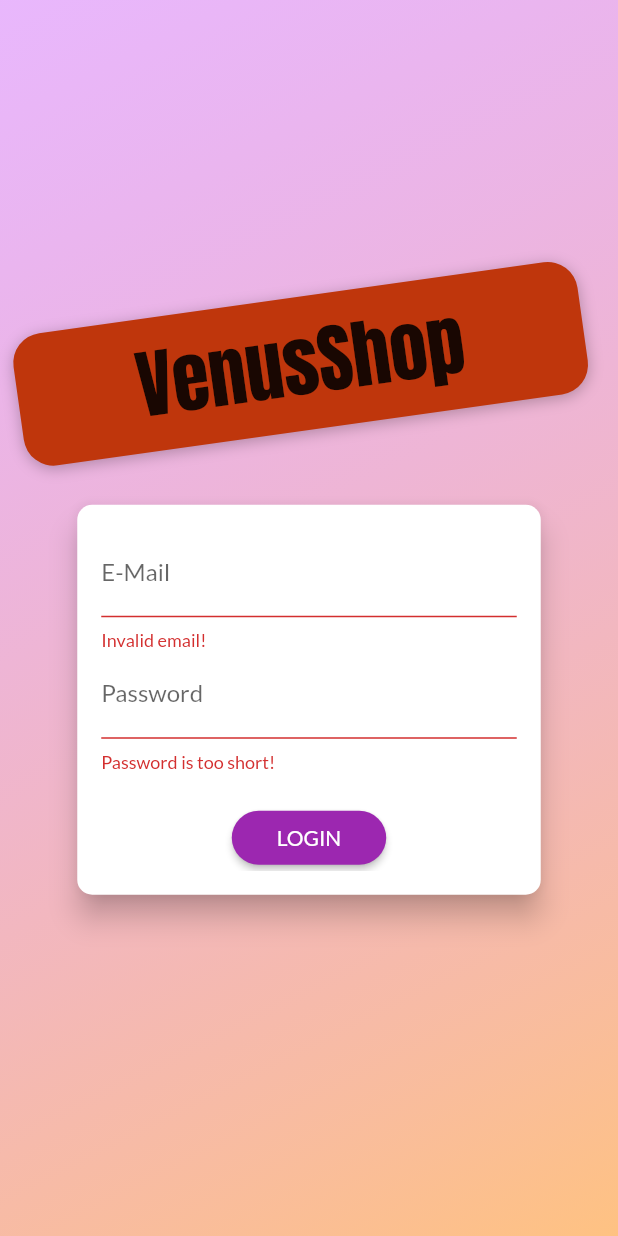
After one commit to dat098x/Flutter-VenusShop-App, a Flutter app: the screen it shows after launch, after a tap on "LOGIN", on a phone screen of 412 x 824 dp. The commit adds this screen. Run offline on Flutter 3.47's test engine with Material 2 defaults, Android fonts, the phone set to English and light mode, and no system bars; our stand-ins replace firebase_auth, firebase_core, shared_preferences; accounts and stored records are empty; network calls fail.

Commit message:
Authentication User

```diff
--- a/lib/main.dart
+++ b/lib/main.dart
@@ -1,7 +1,11 @@
+import 'package:firebase_core/firebase_core.dart';
 import 'package:flutter/material.dart';
+import 'package:venusshop/providers/auth.dart';
 import 'package:venusshop/providers/cart.dart';
 import 'package:venusshop/providers/orders.dart';
-import 'package:venusshop/providers/products_data.dart';
+import 'package:venusshop/providers/products.dart';
+import 'package:venusshop/screens/splash_screen.dart';
+import 'package:venusshop/screens/auth_screen.dart';
 import 'package:venusshop/screens/cart_screen.dart';
 import 'package:venusshop/screens/edit_product_screen.dart';
 import 'package:venusshop/screens/orders_screen.dart';
@@ -10,7 +14,9 @@ import 'package:venusshop/screens/products_overview_screen.dart';
 import 'package:provider/provider.dart';
 import 'package:venusshop/screens/user_products_screen.dart';
 
-void main() {
+Future<void> main() async {
+  WidgetsFlutterBinding.ensureInitialized();
+  await Firebase.initializeApp();
   runApp(MyApp());
 }
 
@@ -21,32 +27,53 @@ class MyApp extends StatelessWidget {
     return MultiProvider(
       providers: [
         ChangeNotifierProvider.value(
-          value: ProductsData(),
+          value: Auth(),
+        ),
+        ChangeNotifierProxyProvider<Auth, Products>(
+            create: null,
+            update: (context, auth, previousProducts) => Products(
+                auth.token,
+                auth.userId,
+                previousProducts == null ? [] : previousProducts.items)
         ),
         ChangeNotifierProvider.value(
           value: Cart(),
         ),
-        ChangeNotifierProvider.value(
-          value: Orders(),
+        ChangeNotifierProxyProvider<Auth, Orders>(
+            create: null,
+            update: (context, auth, previousOrders) => Orders(
+                auth.token,
+                auth.userId,
+                previousOrders == null ? [] : previousOrders.orders)
         )
       ],
-      child: MaterialApp(
-        title: 'Flutter Demo',
+      child: Consumer<Auth>(
+        builder: (ctx, auth, _) => MaterialApp(
+          title: 'Vennus Shop',
           theme: ThemeData(
             primarySwatch: Colors.purple,
             accentColor: Colors.orangeAccent,
             fontFamily: 'Lato',
 
           ),
-        initialRoute: '/',
+          home: auth.isAuth()
+              ? ProductsOverviewScreen()
+              : FutureBuilder(
+                future: auth.tryAutoLogin(),
+                builder: (ctx, authResultSnapshot) =>
+                authResultSnapshot.connectionState ==
+                    ConnectionState.waiting
+                    ? SplashScreen()
+                    : AuthScreen(),
+              ),
           routes: {
-          '/': (context) => ProductsOverviewScreen(),
             ProductDetailScreen.routeName: (context) => ProductDetailScreen(),
             CartScreen.routeName: (context) => CartScreen(),
             OrdersScreen.routeName: (context) => OrdersScreen(),
             UserProductsScreen.routeName: (context) => UserProductsScreen(),
-          EditProductScreen.routeName: (context) => EditProductScreen()
+            EditProductScreen.routeName: (context) => EditProductScreen(),
           },
+        ),
       ),
     );
   }
--- /dev/null
+++ b/lib/providers/auth.dart
@@ -0,0 +1,125 @@
+import 'dart:async';
+import 'dart:convert';
+import 'package:firebase_auth/firebase_auth.dart';
+import 'package:flutter/material.dart';
+import 'package:shared_preferences/shared_preferences.dart';
+
+class Auth with ChangeNotifier {
+  String _token;
+  DateTime _expiryDate;
+  String _userId;
+  Timer _authTimer;
+
+  bool isAuth()  {
+    return _token != null;
+  }
+
+  String get token {
+    if (_token != null) return _token;
+    return null;
+  }
+
+  String get userId {
+    return _userId;
+  }
+
+  Future<void> signup(String email, String password) async {
+    try {
+      UserCredential userCredential = await FirebaseAuth.instance.createUserWithEmailAndPassword(
+          email: email,
+          password: password,
+      );
+      notifyListeners();
+    } on FirebaseAuthException catch (e) {
+      if (e.code == 'weak-password') {
+        throw 'The password provided is too weak.';
+      } else if (e.code == 'email-already-in-use') {
+        throw 'The account already exists for that email.';
+      }
+    } catch (e) {
+      print(e);
+    }
+  }
+
+  Future<void> signin(String email, String password) async{
+    try {
+      UserCredential userCredential = await FirebaseAuth.instance.signInWithEmailAndPassword(
+        email: email,
+        password: password,
+      );
+      final token = userCredential.user;
+      _token = await token.getIdToken();
+      _userId = token.uid;
+      _expiryDate = DateTime.now().add(
+        Duration(
+          seconds: int.parse(
+            '36000',
+          ),
+        ),
+      );
+      _autoLogout();
+
+      notifyListeners();
+      final prefs = await SharedPreferences.getInstance();
+      print('Here');
+      final userData = jsonEncode(
+        {
+          'token': _token,
+          'userId': _userId,
+          'expiryDate': _expiryDate.toIso8601String(),
+        },
+      );
+
+      prefs.setString('userData', userData);
+      print(jsonDecode(prefs.getString('userData')));
+    } on FirebaseAuthException catch (e) {
+      if (e.code == 'wrong-password') {
+        throw 'Invalid password.';
+      } else if (e.code == 'user-not-found') {
+        throw 'Could not find user with that email.';
+      } else {
+        throw e.code;
+      }
+    } catch (e) {
+      throw e;
+    }
+  }
+
+  Future<bool> tryAutoLogin() async {
+    final prefs = await SharedPreferences.getInstance();
+    if (!prefs.containsKey('userData')) {
+      return false;
+    }
+    final extractedUserData = jsonDecode(prefs.getString('userData')) as Map<String, Object>;
+    final expiryDate = DateTime.parse(extractedUserData['expiryDate']);
+
+    if (expiryDate.isBefore(DateTime.now())) {
+      return false;
+    }
+    _token = extractedUserData['token'];
+    _userId = extractedUserData['userId'];
+    _expiryDate = expiryDate;
+    notifyListeners();
+    _autoLogout();
+    return true;
+  }
+
+  void logout() {
+    _token = null;
+    _userId = null;
+    if (_authTimer != null) {
+      _authTimer.cancel();
+      _authTimer = null;
+    }
+    notifyListeners();
+    FirebaseAuth.instance.signOut();
+  }
+
+  void _autoLogout() {
+    if (_authTimer != null) {
+      _authTimer.cancel();
+    }
+    final timeToExpiry = _expiryDate.difference(DateTime.now()).inSeconds;
+    _authTimer = Timer(Duration(seconds: timeToExpiry), logout);
+  }
+}
--- a/lib/providers/orders.dart
+++ b/lib/providers/orders.dart
@@ -24,8 +24,12 @@ class Orders with ChangeNotifier {
     return [..._orders];
   }
 
+  final String userToken;
+  final String userId;
+  Orders(this.userToken,this.userId, this._orders);
+
   Future<void> fetchAndSetOrders() async {
-    final url = Uri.parse('https://venus-shop-5da71-default-rtdb.asia-southeast1.firebasedatabase.app/orders.json');
+    final url = Uri.parse('https://venus-shop-5da71-default-rtdb.asia-southeast1.firebasedatabase.app/orders/$userId.json?auth=$userToken');
     final response = await http.get(url);
     final List<OrderItem> loadedOrders = [];
     final extractedOrder = jsonDecode(response.body) as Map<String, dynamic>;
@@ -48,7 +52,7 @@ class Orders with ChangeNotifier {
   }
 
   Future<void> addOrder(List<CartItem> cartProducts, double total) async {
-    final url = Uri.parse('https://venus-shop-5da71-default-rtdb.asia-southeast1.firebasedatabase.app/orders.json');
+    final url = Uri.parse('https://venus-shop-5da71-default-rtdb.asia-southeast1.firebasedatabase.app/orders/$userId.json?auth=$userToken');
     final timestamp = DateTime.now();
     final response = await http.post(url, body: jsonEncode({
       'amount': total,
--- /dev/null
+++ b/lib/screens/auth_screen.dart
@@ -0,0 +1,246 @@
+import 'dart:math';
+import 'package:flutter/material.dart';
+import 'package:provider/provider.dart';
+import 'package:venusshop/providers/auth.dart';
+import 'package:venusshop/screens/products_overview_screen.dart';
+enum AuthMode { Signup, Login }
+
+class AuthScreen extends StatelessWidget {
+  static const routeName = '/auth';
+
+  @override
+  Widget build(BuildContext context) {
+    final deviceSize = MediaQuery.of(context).size;
+    // final transformConfig = Matrix4.rotationZ(-8 * pi / 180);
+    // transformConfig.translate(-10.0);
+    return Scaffold(
+      // resizeToAvoidBottomInset: false,
+      body: Stack(
+        children: <Widget>[
+          Container(
+            decoration: BoxDecoration(
+              gradient: LinearGradient(
+                colors: [
+                  Color.fromRGBO(215, 117, 255, 1).withOpacity(0.5),
+                  Color.fromRGBO(255, 188, 117, 1).withOpacity(0.9),
+                ],
+                begin: Alignment.topLeft,
+                end: Alignment.bottomRight,
+                stops: [0, 1],
+              ),
+            ),
+          ),
+          SingleChildScrollView(
+            child: Container(
+              height: deviceSize.height,
+              width: deviceSize.width,
+              child: Column(
+                mainAxisAlignment: MainAxisAlignment.center,
+                crossAxisAlignment: CrossAxisAlignment.center,
+                children: <Widget>[
+                  Flexible(
+                    child: Container(
+                      margin: EdgeInsets.only(bottom: 20.0),
+                      padding:
+                      EdgeInsets.symmetric(vertical: 8.0, horizontal: 80.0),
+                      transform: Matrix4.rotationZ(-8 * pi / 180)
+                        ..translate(-10.0),
+                      // ..translate(-10.0),
+                      decoration: BoxDecoration(
+                        borderRadius: BorderRadius.circular(20),
+                        color: Colors.deepOrange.shade900,
+                        boxShadow: [
+                          BoxShadow(
+                            blurRadius: 8,
+                            color: Colors.black26,
+                            offset: Offset(0, 2),
+                          )
+                        ],
+                      ),
+                      child: Text(
+                        'VenusShop',
+                        style: TextStyle(
+                          color: Theme.of(context).accentTextTheme.headline6.color,
+                          fontSize: 50,
+                          fontFamily: 'Anton',
+                          fontWeight: FontWeight.normal,
+                        ),
+                      ),
+                    ),
+                  ),
+                  Flexible(
+                    flex: deviceSize.width > 600 ? 2 : 1,
+                    child: AuthCard(),
+                  ),
+                ],
+              ),
+            ),
+          ),
+        ],
+      ),
+    );
+  }
+}
+
+class AuthCard extends StatefulWidget {
+  const AuthCard({
+    Key key,
+  }) : super(key: key);
+
+  @override
+  _AuthCardState createState() => _AuthCardState();
+}
+
+class _AuthCardState extends State<AuthCard> {
+  final GlobalKey<FormState> _formKey = GlobalKey();
+  AuthMode _authMode = AuthMode.Login;
+  Map<String, String> _authData = {
+    'email': '',
+    'password': '',
+  };
+  var _isLoading = false;
+  final _passwordController = TextEditingController();
+
+  void _showErrorDialog(String message) {
+    showDialog(context: context, builder: (context) => AlertDialog(
+      title: Text('An Error Occurred'),
+      content: Text(message),
+      actions: [
+        TextButton(onPressed: (){
+          Navigator.of(context).pop();
+        }, child: Text('Okay'))
+      ],
+    ));
+  }
+
+  Future<void> _submit() async {
+    if (!_formKey.currentState.validate()) {
+      // Invalid!
+      return;
+    }
+    _formKey.currentState.save();
+    setState(() {
+      _isLoading = true;
+    });
+    try {
+      if (_authMode == AuthMode.Login) {
+        // Log user in
+        await Provider.of<Auth>(context, listen: false).signin(_authData['email'], _authData['password']);
+      } else {
+        // Sign user up
+        await Provider.of<Auth>(context, listen: false).signup(_authData['email'], _authData['password']);
+      }
+    } catch (e) {
+      print(e);
+      _showErrorDialog(e);
+    }
+    setState(() {
+      _isLoading = false;
+    });
+  }
+
+  void _switchAuthMode() {
+    if (_authMode == AuthMode.Login) {
+      setState(() {
+        _authMode = AuthMode.Signup;
+      });
+    } else {
+      setState(() {
+        _authMode = AuthMode.Login;
+      });
+    }
+  }
+
+  @override
+  Widget build(BuildContext context) {
+    final deviceSize = MediaQuery.of(context).size;
+    return Card(
+      shape: RoundedRectangleBorder(
+        borderRadius: BorderRadius.circular(10.0),
+      ),
+      elevation: 8.0,
+      child: Container(
+        height: _authMode == AuthMode.Signup ? 320 : 260,
+        constraints:
+        BoxConstraints(minHeight: _authMode == AuthMode.Signup ? 320 : 260),
+        width: deviceSize.width * 0.75,
+        padding: EdgeInsets.all(16.0),
+        child: Form(
+          key: _formKey,
+          child: SingleChildScrollView(
+            child: Column(
+              children: <Widget>[
+                TextFormField(
+                  decoration: InputDecoration(labelText: 'E-Mail'),
+                  keyboardType: TextInputType.emailAddress,
+                  validator: (value) {
+                    if (value.isEmpty || !value.contains('@')) {
+                      return 'Invalid email!';
+                    }
+                    return null;
+                    return null;
+                  },
+                  onSaved: (value) {
+                    _authData['email'] = value;
+                  },
+                ),
+                TextFormField(
+                  decoration: InputDecoration(labelText: 'Password'),
+                  obscureText: true,
+                  controller: _passwordController,
+                  validator: (value) {
+                    if (value.isEmpty || value.length < 5) {
+                      return 'Password is too short!';
+                    }
+                  },
+                  onSaved: (value) {
+                    _authData['password'] = value;
+                  },
+                ),
+                if (_authMode == AuthMode.Signup)
+                  TextFormField(
+                    enabled: _authMode == AuthMode.Signup,
+                    decoration: InputDecoration(labelText: 'Confirm Password'),
+                    obscureText: true,
+                    validator: _authMode == AuthMode.Signup
+                        ? (value) {
+                      if (value != _passwordController.text) {
+                        return 'Passwords do not match!';
+                      }
+                    }
+                        : null,
+                  ),
+                SizedBox(
+                  height: 20,
+                ),
+                if (_isLoading)
+                  CircularProgressIndicator()
+                else
+                  RaisedButton(
+                    child:
+                    Text(_authMode == AuthMode.Login ? 'LOGIN' : 'SIGN UP'),
+                    onPressed: _submit,
+                    shape: RoundedRectangleBorder(
+                      borderRadius: BorderRadius.circular(30),
+                    ),
+                    padding:
+                    EdgeInsets.symmetric(horizontal: 30.0, vertical: 8.0),
+                    color: Theme.of(context).primaryColor,
+                    textColor: Theme.of(context).primaryTextTheme.button.color,
+                  ),
+                FlatButton(
+                  child: Text(
+                      '${_authMode == AuthMode.Login ? 'SIGNUP' : 'LOGIN'} INSTEAD'),
+                  onPressed: _switchAuthMode,
+                  padding: EdgeInsets.symmetric(horizontal: 30.0, vertical: 4),
+                  materialTapTargetSize: MaterialTapTargetSize.shrinkWrap,
+                  textColor: Theme.of(context).primaryColor,
+                ),
+              ],
+            ),
+          ),
+        ),
+      ),
+    );
+  }
+}
--- a/lib/screens/product_detail_screen.dart
+++ b/lib/screens/product_detail_screen.dart
@@ -1,6 +1,6 @@
 import 'package:flutter/cupertino.dart';
 import 'package:flutter/material.dart';
-import 'package:venusshop/providers/products_data.dart';
+import 'package:venusshop/providers/products.dart';
 import 'package:provider/provider.dart';
 
 class ProductDetailScreen extends StatelessWidget {
@@ -9,7 +9,7 @@ class ProductDetailScreen extends StatelessWidget {
   @override
   Widget build(BuildContext context) {
     final productId = ModalRoute.of(context).settings.arguments as String;
-    final productLoaded = Provider.of<ProductsData>(context, listen: false).findById(productId);
+    final productLoaded = Provider.of<Products>(context, listen: false).findById(productId);
     return Scaffold(
       appBar: AppBar(
         title: Text(productLoaded.title),
--- /dev/null
+++ b/lib/screens/splash_screen.dart
@@ -0,0 +1,12 @@
+import 'package:flutter/material.dart';
+
+class SplashScreen extends StatelessWidget {
+  @override
+  Widget build(BuildContext context) {
+    return Scaffold(
+      body: Center(
+        child: Text('Loading...'),
+      ),
+    );
+  }
+}
--- a/lib/widgets/product_item.dart
+++ b/lib/widgets/product_item.dart
@@ -1,4 +1,5 @@
 import 'package:flutter/material.dart';
+import 'package:venusshop/providers/auth.dart';
 import 'package:venusshop/providers/cart.dart';
 import 'package:venusshop/providers/product.dart';
 import 'package:venusshop/screens/product_detail_screen.dart';
@@ -8,6 +9,7 @@ class ProductItem extends StatelessWidget {
   Widget build(BuildContext context) {
     final product = Provider.of<Product>(context);
     final cart = Provider.of<Cart>(context);
+    final auth = Provider.of<Auth>(context);
     return  ClipRRect(
         borderRadius: BorderRadius.circular(20),
         child: Card(
@@ -28,7 +30,7 @@ class ProductItem extends StatelessWidget {
                       icon: Icon(product.isFavorite ? Icons.favorite : Icons.favorite_border),
                       color: Theme.of(context).accentColor,
                       onPressed: () {
-                        product.toggleFavoriteStatus();
+                        product.toggleFavoriteStatus(auth.token, auth.userId);
                     },
                   ),
               ),
--- a/lib/widgets/products_grip.dart
+++ b/lib/widgets/products_grip.dart
@@ -1,5 +1,5 @@
 import 'package:flutter/material.dart';
-import 'package:venusshop/providers/products_data.dart';
+import 'package:venusshop/providers/products.dart';
 import 'package:venusshop/widgets/product_item.dart';
 import 'package:provider/provider.dart';
 
@@ -9,7 +9,7 @@ class ProductsGrid extends StatelessWidget {
 
   @override
   Widget build(BuildContext context) {
-    final productsData = Provider.of<ProductsData>(context);
+    final productsData = Provider.of<Products>(context);
     final products = showFavoriteOnly ? productsData.favoriteItems : productsData.items;
     return GridView.builder(
         padding: const EdgeInsets.all(10),
--- a/lib/widgets/user_product_item.dart
+++ b/lib/widgets/user_product_item.dart
@@ -1,5 +1,5 @@
 import 'package:flutter/material.dart';
-import 'package:venusshop/providers/products_data.dart';
+import 'package:venusshop/providers/products.dart';
 import 'package:venusshop/screens/edit_product_screen.dart';
 import 'package:provider/provider.dart';
 
@@ -28,7 +28,7 @@ class UserProductItem extends StatelessWidget {
             IconButton(icon: Icon(Icons.delete, color: Theme.of(context).errorColor,),
                 onPressed: () async {
                     try {
-                      await Provider.of<ProductsData>(context, listen: false).deleteProduct(id);
+                      await Provider.of<Products>(context, listen: false).deleteProduct(id);
                     } catch (error) {
                       scaffoldMessenger.showSnackBar(SnackBar(
                           content: Text('Delete Failed', textAlign: TextAlign.center,)));
--- a/pubspec.yaml
+++ b/pubspec.yaml
@@ -23,6 +23,9 @@ environment:
 dependencies:
   flutter:
     sdk: flutter
+  firebase_auth: ^1.2.0
+  firebase_core: ^1.2.0
+  shared_preferences: ^2.0.5
 
 
   # The following adds the Cupertino Icons font to your application.
```
Also changed, not shown: lib/providers/product.dart (+5 -5 lines), lib/providers/products.dart (renamed from lib/providers/products_data.dart, +18 -9 lines), lib/screens/edit_product_screen.dart (+4 -4 lines), lib/screens/products_overview_screen.dart (+11 -4 lines), lib/screens/user_products_screen.dart (+12 -5 lines), lib/widgets/app_drawer.dart (+14 -1 lines), pubspec.lock, 3 other files. Lines whose indentation alone changed are shown as unchanged.
